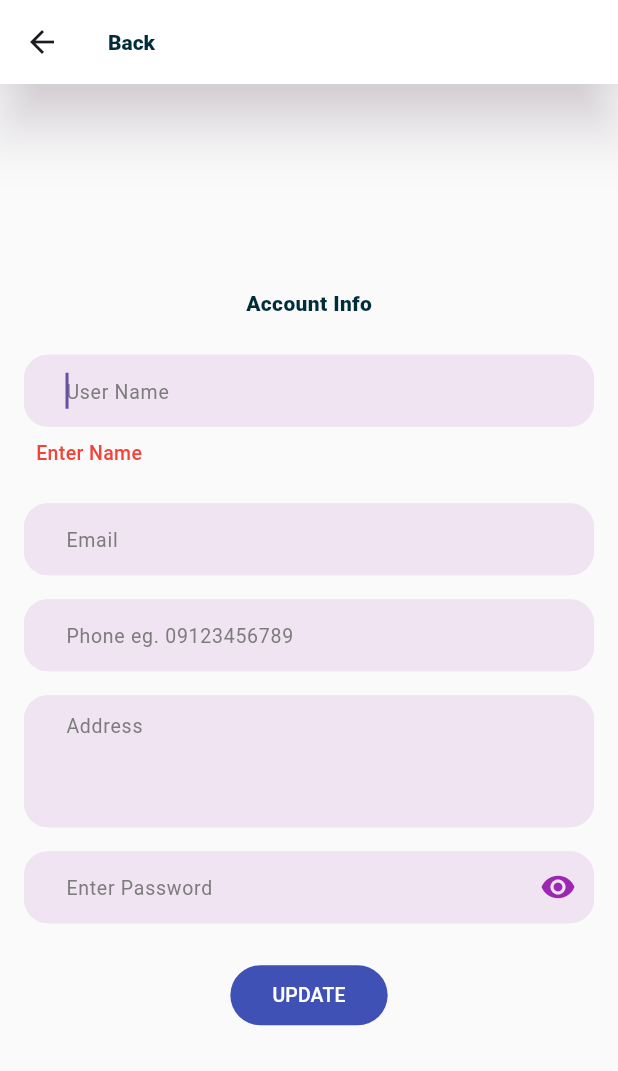
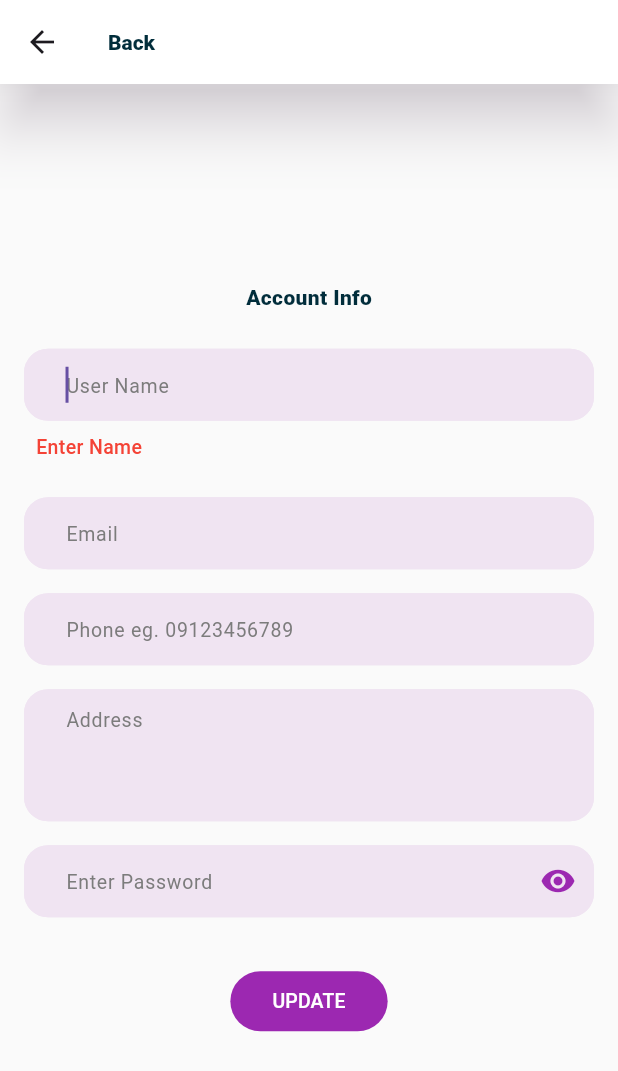
Before and after one commit to naing-pyae-hlyan/apos-app, a Flutter app: the AccountEditPage screen opened directly, after a tap on "UPDATE", on a phone screen of 412 x 824 dp. Shown: the top 1071 px of the screen. Run offline on Flutter 3.47's test engine with Material 3 defaults, Android fonts, the phone set to English and light mode, and no system bars; our stand-ins replace cloud_firestore, equatable, firebase_core, firebase_messaging, flutter_bloc, loader_overlay and 3 more; accounts and stored records are empty.

```diff
--- a/lib/views/pages/login_page.dart
+++ b/lib/views/pages/login_page.dart
@@ -32,16 +32,18 @@ class _LoginPageState extends State<LoginPage> {
 
   void _loginStateListener(BuildContext context, AuthState state) async {
     if (state is AuthStateLoginSuccess) {
-      final fcmToken = await SpHelper.fcmToken;
-      final customerId = CacheManager.currentCustomer?.id;
+      LoadingDialog.show();
+      dbBloc.add(DbEventGetProductsWithCategoryFromServer());
+      // final fcmToken = await SpHelper.fcmToken;
+      // final customerId = CacheManager.currentCustomer?.id;
 
-      authBloc.add(
-        AuthEventUpdateFcm(customerId: customerId, fcmToken: fcmToken),
-      );
+      // authBloc.add(
+      //   AuthEventUpdateFcm(customerId: customerId, fcmToken: fcmToken),
+      // );
     }
-    if (state is AuthStateUpdateFcmSuccess) {
-      dbBloc.add(DbEventGetProductsWithCategoryFromServer());
-    }
+    // if (state is AuthStateUpdateFcmSuccess) {
+    //   dbBloc.add(DbEventGetProductsWithCategoryFromServer());
+    // }
 
     if (state is AuthStateFail) {
       String? errorKey;
@@ -59,11 +61,13 @@ class _LoginPageState extends State<LoginPage> {
 
   void _dbStateListener(BuildContext context, DbState state) {
     if (state is DbStateGetProductsWithCategoryFromServerSuccess) {
+      LoadingDialog.hide();
       context.pushAndRemoveUntil(const NavHomePage());
       return;
     }
 
     if (state is DbStateFail) {
+      LoadingDialog.hide();
       showErrorDialog(
         context,
         title: "Server Error",
--- a/lib/views/pages/nav_account/account_edit_page.dart
+++ b/lib/views/pages/nav_account/account_edit_page.dart
@@ -196,7 +196,7 @@ class _AccountEditPageState extends State<AccountEditPage> {
                 errorKey: _userPasswordErrorKey,
                 onSubmitted: (String str) {},
               ),
-              verticalHeight24,
+              verticalHeight32,
               BlocConsumer<AuthBloc, AuthState>(
                 listener: _updateCustomerStateListener,
                 builder: (_, AuthState state) {
@@ -207,7 +207,7 @@ class _AccountEditPageState extends State<AccountEditPage> {
                   return TextButton(
                     onPressed: _onUpdate,
                     style: TextButton.styleFrom(
-                      backgroundColor: Colors.indigo,
+                      backgroundColor: Consts.primaryColor,
                     ),
                     child: Padding(
                       padding: const EdgeInsets.symmetric(horizontal: 16),
--- a/lib/views/pages/nav_orders/order_details_page.dart
+++ b/lib/views/pages/nav_orders/order_details_page.dart
@@ -21,6 +21,7 @@ class OrderDetailsPage extends StatelessWidget {
         child: Column(
           crossAxisAlignment: CrossAxisAlignment.end,
           children: [
+            verticalHeight8,
             Row(
               mainAxisAlignment: MainAxisAlignment.end,
               children: [
--- a/pubspec.yaml
+++ b/pubspec.yaml
@@ -1,7 +1,7 @@
 name: apos_app
 description: "A new Flutter project."
 publish_to: 'none'
-version: 0.0.6
+version: 0.0.7
 
 environment:
   sdk: '>=3.4.0 <4.0.0'
```
Also changed, not shown: lib/views/pages/nav_home_page.dart (+6 -6 lines).
